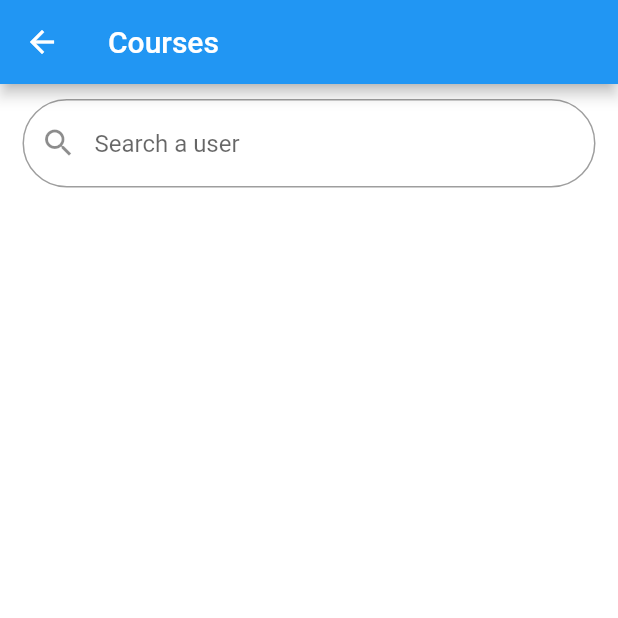
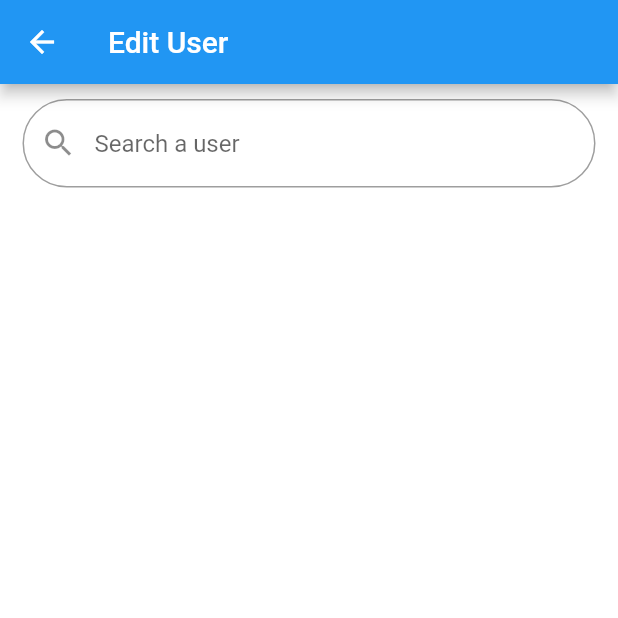
Before and after one commit to SexySparrow/QResent_MPS_Project, a Flutter app: the EditScreen screen opened directly, on a phone screen of 412 x 824 dp, the top half of it. Run offline on Flutter 3.47's test engine with Material 2 defaults, Android fonts, the phone set to English and light mode, and no system bars; our stand-ins replace cloud_firestore, firebase_auth, firebase_core, fluttertoast, qr_flutter; accounts and stored records are empty.

Commit message:
Fixed Edit User title bug

```diff
--- a/qresent/lib/screens/edit_screen.dart
+++ b/qresent/lib/screens/edit_screen.dart
@@ -243,7 +243,7 @@ class _EditScreenState extends State<EditScreen> {
         backgroundColor: Colors.white,
         appBar: AppBar(
           title: const Text(
-            "Courses",
+            "Edit User",
           ),
         ),
         body: Center(
```
